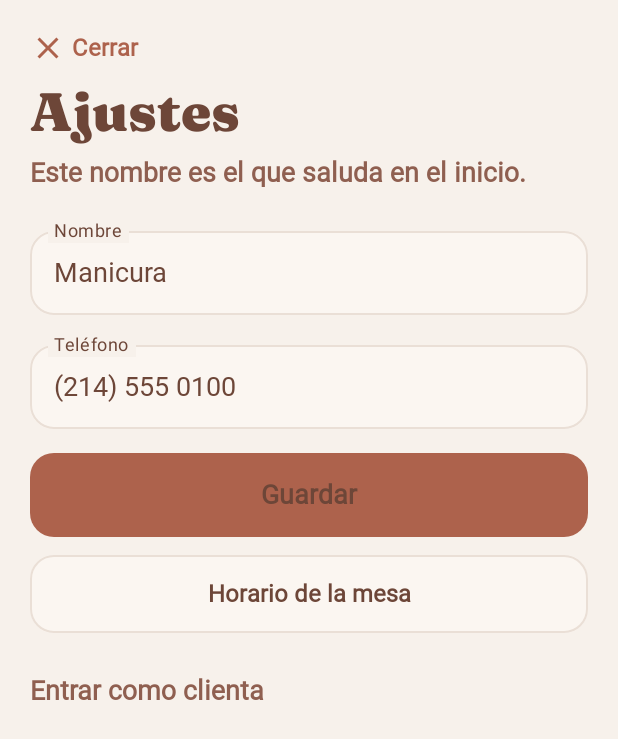
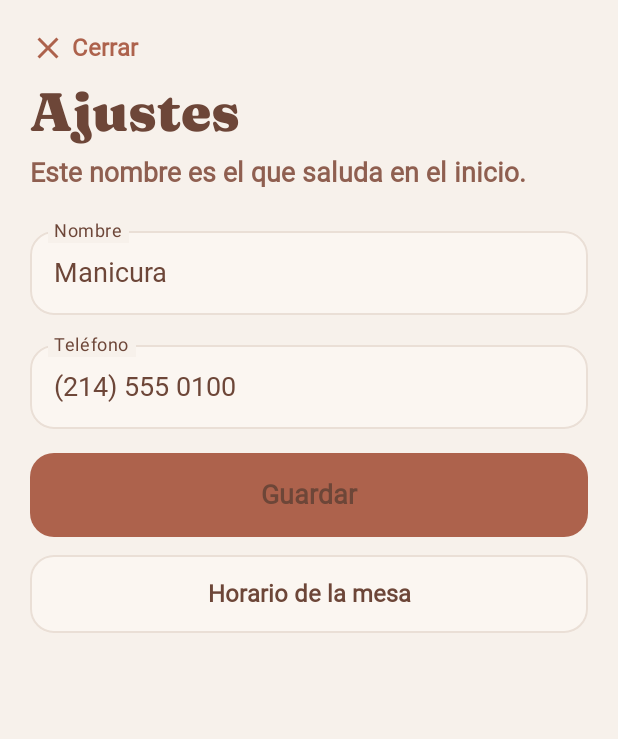
Before and after one commit to Josemilk/Studio-Nails-Beauty-, an Android app built with Jetpack Compose: the screen it shows after launch (MainActivity), after a tap on "Ajustes", on a phone screen of 412 x 824 dp. Shown: the top 739 px of the screen. Run offline under Robolectric (Android 15) with nearby library versions, the phone set to English and light mode, and no system bars; pictures from the network do not load; Roboto replaces fonts that are not available here; 1 other tap on this screen came first.

Commit message:
Activa el botón atrás del dispositivo y quita el cambio de rol en ajustes

```diff
--- a/android/app/src/main/java/com/studionails/beauty/ui/StudioRoot.kt
+++ b/android/app/src/main/java/com/studionails/beauty/ui/StudioRoot.kt
@@ -2,6 +2,7 @@ package com.studionails.beauty.ui
 
 import android.Manifest
 import android.os.Build
+import androidx.activity.compose.BackHandler
 import androidx.activity.compose.rememberLauncherForActivityResult
 import androidx.activity.result.contract.ActivityResultContracts
 import androidx.compose.foundation.background
@@ -69,6 +70,7 @@ import java.time.LocalDate
 @Composable
 fun StudioRoot(vm: StudioViewModel) {
     val screen = vm.screen
+    BackHandler(enabled = screen != Screen.Gate) { vm.back() }
     val askNotifications = rememberLauncherForActivityResult(ActivityResultContracts.RequestPermission()) {}
     LaunchedEffect(vm.book.mode) {
         if (vm.book.mode != null && Build.VERSION.SDK_INT >= 33) {
@@ -340,12 +342,7 @@ private fun SettingsScreen(vm: StudioViewModel) {
             Spacer(Modifier.height(12.dp))
             GhostButton("Horario de la mesa") { vm.open(Screen.Hours) }
         }
-        Text(
-            if (role == Role.client) "Entrar como manicura" else "Entrar como clienta",
-            modifier = Modifier.padding(top = 28.dp).clickable { vm.choose(if (role == Role.client) Role.manicurist else Role.client) },
-            color = Soft,
-            fontFamily = Sans,
-        )
+
     }
 }
 
```
